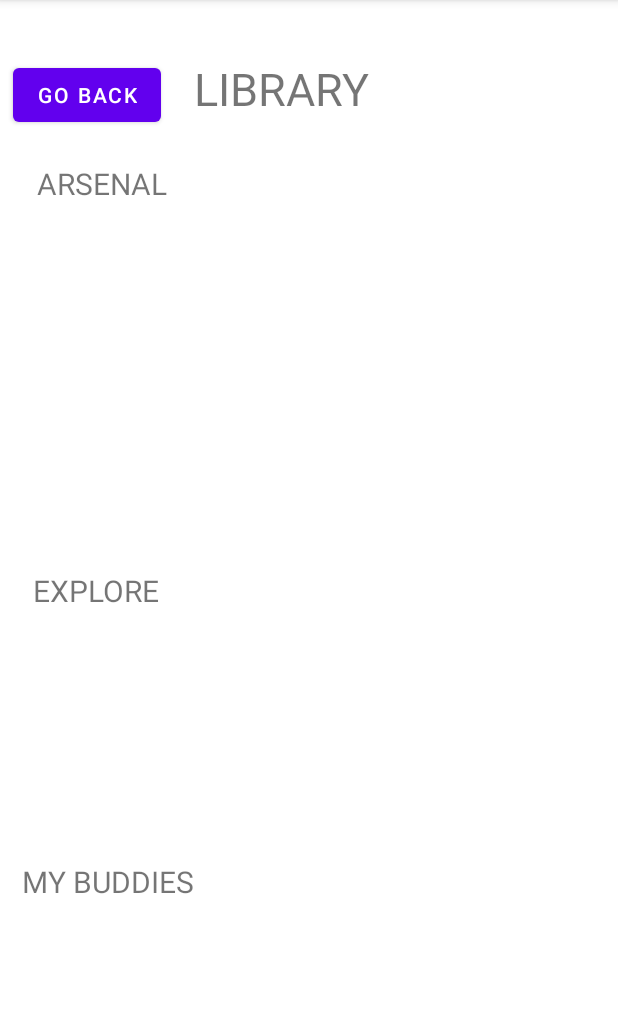
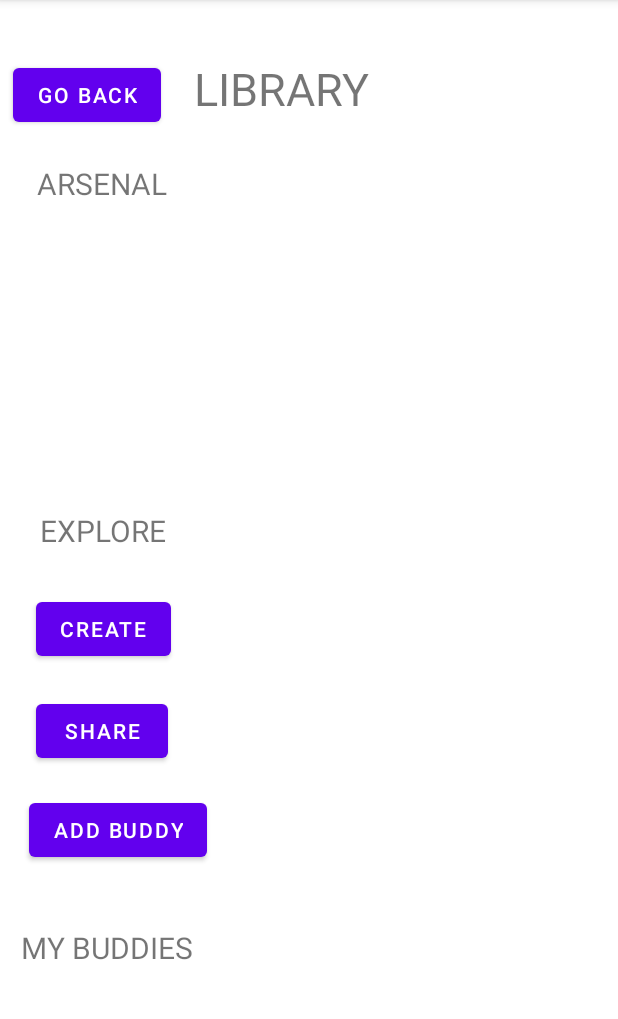
Before and after one commit to Akai-sudo/DeckBuilderYuGi, an Android app: the HomeActivity screen opened directly, with no data from a screen before it, on a phone screen of 412 x 824 dp, the part 84-1103 px from its top. Run offline under Robolectric (Android 15) with nearby library versions, the phone set to English and light mode, and no system bars.

Commit message:
Narejena osnova za vse pages

```diff
--- /dev/null
+++ b/app/src/main/java/si/uni_lj/fe/tnuv/deckbuilder/deck/AddCardsActivity.java
@@ -0,0 +1,4 @@
+package si.uni_lj.fe.tnuv.deckbuilder.deck;
+
+public class AddCardsActivity {
+}
--- a/app/src/main/java/si/uni_lj/fe/tnuv/deckbuilder/home/HomeActivity.java
+++ b/app/src/main/java/si/uni_lj/fe/tnuv/deckbuilder/home/HomeActivity.java
@@ -8,13 +8,20 @@ import android.view.View;
 import android.widget.Button;
 
 import si.uni_lj.fe.tnuv.deckbuilder.databinding.ActivityHomeBinding;
-//import si.uni_lj.fe.tnuv.deckbuilder.databinding.ActivityLoginBinding;
 import si.uni_lj.fe.tnuv.deckbuilder.databinding.ActivityLoginBinding;
+import si.uni_lj.fe.tnuv.deckbuilder.deck.DeckActivity;
+import si.uni_lj.fe.tnuv.deckbuilder.main.MainActivity;
 import si.uni_lj.fe.tnuv.deckbuilder.ui.login.loginActivity;
 
 public class HomeActivity extends AppCompatActivity {
 
     private ActivityHomeBinding binding;
+
+    /*public void deckActivity(View v) {
+        Intent intent = new Intent(HomeActivity.this, DeckActivity.class);
+        startActivity(intent);
+    }*/
+
     @Override
     protected void onCreate(Bundle savedInstanceState) {
         super.onCreate(savedInstanceState);
@@ -23,6 +30,7 @@ public class HomeActivity extends AppCompatActivity {
         setContentView(binding.getRoot());
 
         final Button goBackButton = binding.goback;
+        //final Button createButton = binding.create;
         //setContentView(R.layout.activity_home);
 
         goBackButton.setOnClickListener(new View.OnClickListener() {
@@ -37,5 +45,15 @@ public class HomeActivity extends AppCompatActivity {
                         passwordEditText.getText().toString());*/
             }
         });
+
+        /*createButton.setOnClickListener(new View.OnClickListener() {
+            @Override
+            public void onClick(View v) {
+
+                Intent intent = new Intent(HomeActivity.this, DeckActivity.class);
+                startActivity(intent);
+            }
+        });*/
     }
+
 }
--- a/app/src/main/res/layout/activity_home.xml
+++ b/app/src/main/res/layout/activity_home.xml
@@ -14,9 +14,10 @@
         android:textSize="20sp"
         app:layout_constraintBottom_toBottomOf="parent"
         app:layout_constraintEnd_toEndOf="parent"
-        app:layout_constraintHorizontal_bias="0.049"
+        app:layout_constraintHorizontal_bias="0.047"
         app:layout_constraintStart_toStartOf="parent"
-        app:layout_constraintTop_toBottomOf="@+id/explore" />
+        app:layout_constraintTop_toBottomOf="@+id/explore"
+        app:layout_constraintVertical_bias="0.672" />
 
     <TextView
         android:id="@+id/library"
@@ -60,11 +61,48 @@
         android:id="@+id/explore"
         android:layout_width="wrap_content"
         android:layout_height="wrap_content"
-        android:layout_marginTop="244dp"
+        android:layout_marginTop="204dp"
         android:text="@string/explore"
         android:textSize="20sp"
         app:layout_constraintEnd_toEndOf="parent"
-        app:layout_constraintHorizontal_bias="0.067"
+        app:layout_constraintHorizontal_bias="0.082"
         app:layout_constraintStart_toStartOf="parent"
         app:layout_constraintTop_toBottomOf="@+id/arsenal" />
+
+    <Button
+        android:id="@+id/create"
+        android:layout_width="wrap_content"
+        android:layout_height="wrap_content"
+        android:text="@string/create"
+        app:layout_constraintBottom_toBottomOf="parent"
+        app:layout_constraintEnd_toEndOf="parent"
+        app:layout_constraintHorizontal_bias="0.075"
+        app:layout_constraintStart_toStartOf="parent"
+        app:layout_constraintTop_toBottomOf="@+id/explore"
+        app:layout_constraintVertical_bias="0.079" />
+
+    <Button
+        android:id="@+id/share"
+        android:layout_width="wrap_content"
+        android:layout_height="wrap_content"
+        android:layout_marginTop="20dp"
+        android:text="@string/share"
+        app:layout_constraintBottom_toBottomOf="parent"
+        app:layout_constraintEnd_toEndOf="parent"
+        app:layout_constraintHorizontal_bias="0.075"
+        app:layout_constraintStart_toStartOf="parent"
+        app:layout_constraintTop_toBottomOf="@+id/create"
+        app:layout_constraintVertical_bias="0.0" />
+
+    <Button
+        android:id="@+id/button6"
+        android:layout_width="wrap_content"
+        android:layout_height="wrap_content"
+        android:text="@string/add_buddy"
+        app:layout_constraintBottom_toTopOf="@+id/mybuddies"
+        app:layout_constraintEnd_toEndOf="parent"
+        app:layout_constraintHorizontal_bias="0.066"
+        app:layout_constraintStart_toStartOf="parent"
+        app:layout_constraintTop_toBottomOf="@+id/share"
+        app:layout_constraintVertical_bias="0.303" />
 </androidx.constraintlayout.widget.ConstraintLayout>
```
Also changed, not shown: app/src/main/java/si/uni_lj/fe/tnuv/deckbuilder/buddy/BuddyActivity.java (added, +14 -0 lines), app/src/main/java/si/uni_lj/fe/tnuv/deckbuilder/deck/DeckActivity.java (added, +38 -0 lines), app/src/main/res/layout/activity_add_cards.xml (added, +59 -0 lines), app/src/main/res/layout/activity_buddy.xml (added, +71 -0 lines), app/src/main/res/layout/activity_deck.xml (added, +107 -0 lines), app/src/main/res/values/strings.xml (+17 -0 lines).
